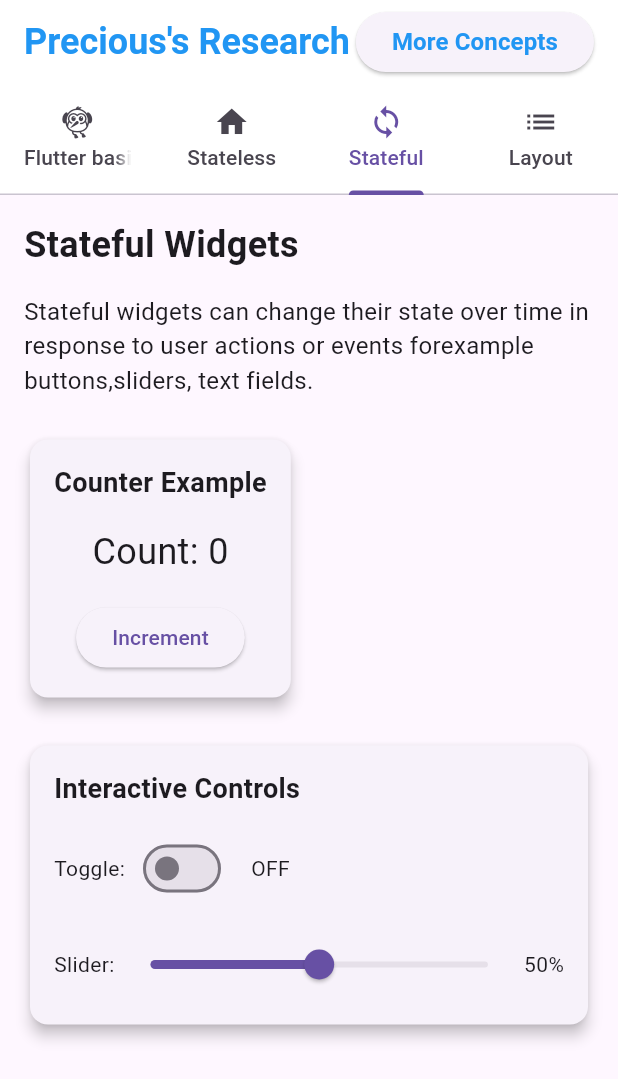
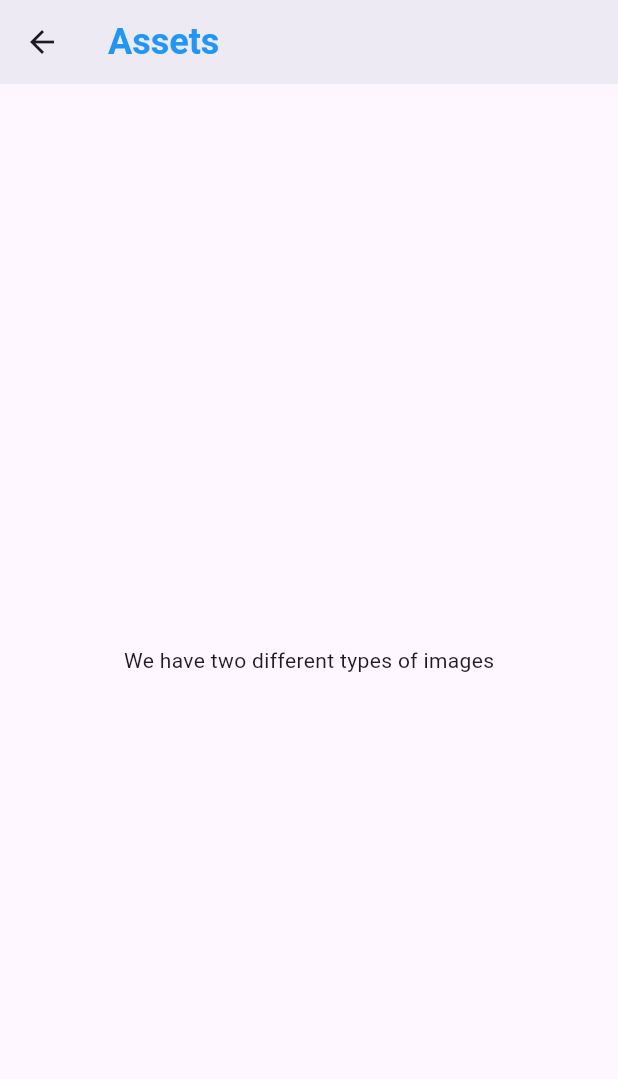
Before and after one commit to Kyomuhe/flutter_project, a Flutter app: the screen it shows after launch, tab 3 chosen, after a tap on "More Concepts", on a phone screen of 412 x 824 dp. Shown: the top 1079 px of the screen. Run offline on Flutter 3.47's test engine with Material 3 defaults, Android fonts, the phone set to English and light mode, and no system bars.

Commit message:
added button

```diff
--- a/lib/main.dart
+++ b/lib/main.dart
@@ -1,4 +1,5 @@
 import 'package:flutter/material.dart';
+import 'pages/FirstPage.dart';
 
 void main() {
   runApp(const MyApp());
@@ -15,7 +16,11 @@ class MyApp extends StatelessWidget {
         primarySwatch: Colors.blue,
         useMaterial3: true,
       ),
-      home: const MyHomePage(title: 'Precious\'s Research'),
+      initialRoute: '/',
+      routes: {
+        '/first': (context) => const FirstPage(),
+      },
+      home: const MyHomePage(title: 'My Research'),
     );
   }
 }
@@ -63,7 +68,7 @@ class _MyHomePageState extends State<MyHomePage> with SingleTickerProviderStateM
       ),
       ElevatedButton(
         onPressed: () {
-          print('button pressed!');
+          Navigator.pushNamed(context, '/first');
         },
         child: Text(
           'More Concepts',
--- /dev/null
+++ b/lib/pages/FirstPage.dart
@@ -0,0 +1,27 @@
+import 'package:flutter/material.dart';
+
+class FirstPage extends StatelessWidget {
+  const FirstPage({super.key});
+
+  @override
+  Widget build(BuildContext context) {
+    return Scaffold(
+      appBar: AppBar(title: const Text("Assets",
+      style: TextStyle(
+        fontSize: 24,
+        fontWeight: FontWeight.bold,
+        color: Colors.blue,
+      ),
+
+      ),
+      backgroundColor: Colors.white,
+      elevation: 8,
+
+      ),
+      body: Center(
+        child: Text("We have two different types of images"
+      ),
+      ),
+    );
+  }
+}
--- a/pubspec.yaml
+++ b/pubspec.yaml
@@ -58,9 +58,8 @@ flutter:
   uses-material-design: true
 
   # To add assets to your application, add an assets section, like this:
-  # assets:
-  #   - images/a_dot_burr.jpeg
-  #   - images/a_dot_ham.jpeg
+  assets:
+  - assets/pic.jpg
 
   # An image asset can refer to one or more resolution-specific "variants", see
   # https://flutter.dev/to/resolution-aware-images
```
Also changed, not shown: assets/pic.jpg (added).
